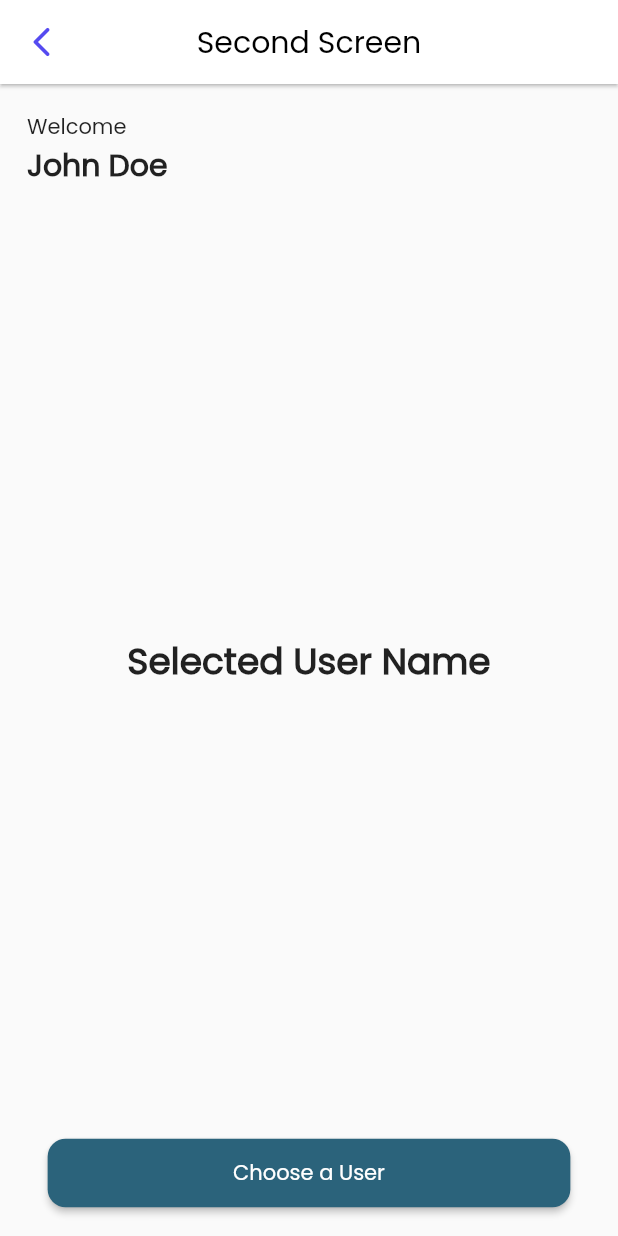
After one commit to pandroe/testportal-suitmedia, a Flutter app: the screen it shows after launch, after a tap on "NEXT", on a phone screen of 412 x 824 dp. The commit adds this screen. Run offline on Flutter 3.47's test engine with Material 2 defaults, Android fonts, the phone set to English and light mode, and no system bars; our stand-ins replace flutter_svg.

Commit message:
membuat ui design second screen

```diff
--- a/testportal_suitmedia/lib/main.dart
+++ b/testportal_suitmedia/lib/main.dart
@@ -1,5 +1,7 @@
 import 'package:flutter/material.dart';
 import 'package:testportal_suitmedia/views/first_screen/views/first_screen.dart';
+
+import 'views/second_screen/views/second_screen.dart';
 
 void main() {
   runApp(const MyApp());
@@ -18,6 +20,10 @@ class MyApp extends StatelessWidget {
         primarySwatch: Colors.blue,
       ),
       home: const FirstScreen(),
+      routes: {
+        FirstScreen.routeName:(context) => FirstScreen(),
+        SecondScreen.routeName:(context) => SecondScreen(),
+      },
     );
   }
 }
--- a/testportal_suitmedia/lib/utils/constants.dart
+++ b/testportal_suitmedia/lib/utils/constants.dart
@@ -20,4 +20,5 @@ class Constants{
   static const int backgroundGradientColors02 = 0xFF44648F;
   static const int textStyleField = 0xFF6867775C;
   static const int button = 0xFF2B637B;
+  static const int backNavigationArrow = 0xFF554AF0;
 }
--- a/testportal_suitmedia/lib/views/first_screen/views/first_screen.dart
+++ b/testportal_suitmedia/lib/views/first_screen/views/first_screen.dart
@@ -2,10 +2,12 @@ import 'package:flutter/material.dart';
 import 'package:flutter_svg/flutter_svg.dart';
 import 'package:testportal_suitmedia/views/first_screen/widgets/check_button.dart';
 import 'package:testportal_suitmedia/views/first_screen/widgets/next_button%20copy.dart';
+import 'package:testportal_suitmedia/views/second_screen/views/second_screen.dart';
 
 import '../../../utils/constants.dart';
 
 class FirstScreen extends StatefulWidget {
+  static const String routeName = 'first-screen';
   const FirstScreen({super.key});
 
   @override
@@ -47,11 +49,14 @@ class _FirstScreenState extends State<FirstScreen> {
                     ),
                     Form(
                       child: TextFormField(
-                        style: TextStyle(color: Color(Constants.textStyleField)),
+                        style:
+                            TextStyle(color: Color(Constants.textStyleField)),
                         decoration: InputDecoration(
                             fillColor: Colors.white,
                             hintText: "Name",
-                            hintStyle: TextStyle(color: Color(Constants.textStyleField),fontSize: Constants.fontSemiRegular),
+                            hintStyle: TextStyle(
+                                color: Color(Constants.textStyleField),
+                                fontSize: Constants.fontSemiRegular),
                             filled: true,
                             contentPadding: EdgeInsets.all(12.0),
                             border: OutlineInputBorder(
@@ -62,13 +67,16 @@ class _FirstScreenState extends State<FirstScreen> {
                     SizedBox(
                       height: size.height * 0.025,
                     ),
-                     Form(
+                    Form(
                       child: TextFormField(
-                        style: TextStyle(color: Color(Constants.textStyleField)),
+                        style:
+                            TextStyle(color: Color(Constants.textStyleField)),
                         decoration: InputDecoration(
                             fillColor: Colors.white,
                             hintText: "Palindrome",
-                            hintStyle: TextStyle(color: Color(Constants.textStyleField),fontSize: Constants.fontSemiRegular),
+                            hintStyle: TextStyle(
+                                color: Color(Constants.textStyleField),
+                                fontSize: Constants.fontSemiRegular),
                             filled: true,
                             contentPadding: EdgeInsets.all(12.0),
                             border: OutlineInputBorder(
@@ -77,18 +85,21 @@ class _FirstScreenState extends State<FirstScreen> {
                                     BorderRadius.all(Radius.circular(12.0)))),
                       ),
                     ),
-                     SizedBox(
+                    SizedBox(
                       height: size.height * 0.065,
                     ),
-                    CheckButton(onPressed: () {
-
-                    }),
-                     SizedBox(
+                    CheckButton(onPressed: () {}),
+                    SizedBox(
                       height: size.height * 0.025,
                     ),
-                    NextButton(onPressed: () {
-
-                    },),
+                    NextButton(
+                      onPressed: () {
+                        Navigator.pushNamed(
+                          context,
+                          SecondScreen.routeName,
+                        );
+                      },
+                    ),
                   ],
                 ),
               ),
--- /dev/null
+++ b/testportal_suitmedia/lib/views/second_screen/views/second_screen.dart
@@ -0,0 +1,46 @@
+import 'package:flutter/material.dart';
+import 'package:testportal_suitmedia/utils/constants.dart';
+import 'package:testportal_suitmedia/views/second_screen/widgets/app_bar_widget.dart';
+import 'package:testportal_suitmedia/views/second_screen/widgets/choose_a_user_button.dart';
+
+
+class SecondScreen extends StatefulWidget {
+  static const String routeName = 'second-screen';
+  const SecondScreen({super.key});
+
+  @override
+  State<SecondScreen> createState() => _SecondScreenState();
+}
+
+class _SecondScreenState extends State<SecondScreen> {
+  @override
+  Widget build(BuildContext context) {
+    var size = MediaQuery.of(context).size;
+    return Scaffold(
+      appBar: appBarWidgetSecondScreen(context),
+      body: Padding(
+        padding: const EdgeInsets.all(18.0),
+        child: Column(
+          mainAxisAlignment: MainAxisAlignment.spaceBetween,
+          children: [
+           Column(
+            crossAxisAlignment: CrossAxisAlignment.stretch,
+            children: [
+              Text('Welcome', style: TextStyle(fontSize: Constants.fontSmall, fontWeight: FontWeight.w400),),
+              Text('John Doe', style: TextStyle(fontSize: Constants.fontSemiBig, fontWeight: FontWeight.bold),),
+            ],
+           ),
+            Column(
+            children: [
+              Text('Selected User Name', style: TextStyle(fontSize: Constants.fontExtraBig, fontWeight: FontWeight.bold),),
+            ],
+           ),
+           ChooseAUserButton(onPressed: () {
+
+           },)
+          ],
+        ),
+      ),
+    );
+  }
+}
--- /dev/null
+++ b/testportal_suitmedia/lib/views/second_screen/widgets/app_bar_widget.dart
@@ -0,0 +1,20 @@
+import 'package:flutter/material.dart';
+import 'package:testportal_suitmedia/utils/constants.dart';
+
+PreferredSizeWidget appBarWidgetSecondScreen(BuildContext context) {
+  return AppBar(
+    backgroundColor: Colors.white,
+    centerTitle: true,
+    elevation: 1,
+    leading: IconButton(
+      color: Color(Constants.backNavigationArrow),
+        onPressed: () {
+          Navigator.pop(context);
+        },
+        icon: Icon(Icons.arrow_back_ios_rounded)),
+    title: Text(
+      'Second Screen',
+      style: TextStyle(color: Colors.black, fontWeight: FontWeight.w400),
+    ),
+  );
+}
--- /dev/null
+++ b/testportal_suitmedia/lib/views/second_screen/widgets/choose_a_user_button.dart
@@ -0,0 +1,22 @@
+
+import 'package:flutter/material.dart';
+import 'package:testportal_suitmedia/utils/constants.dart';
+
+class ChooseAUserButton extends StatelessWidget {
+  const ChooseAUserButton({super.key, required this.onPressed});
+
+final VoidCallback onPressed;
+
+  @override
+  Widget build(BuildContext context) {
+    var size = MediaQuery.of(context).size;
+    return ElevatedButton(
+      style: ElevatedButton.styleFrom(
+        backgroundColor: Color(Constants.button),
+        padding: EdgeInsets.symmetric(horizontal: size.height * 0.150, vertical: size.width * 0.030),
+        shape: RoundedRectangleBorder(borderRadius: BorderRadius.circular(12.0)),),
+      onPressed: onPressed,
+      child: Text('Choose a User',),
+    );
+  }
+}
--- a/testportal_suitmedia/pubspec.yaml
+++ b/testportal_suitmedia/pubspec.yaml
@@ -58,7 +58,7 @@ flutter:
   assets:
     - assets/fonts/
     - assets/icons/
-    - assets/images/
+    # - assets/images/
   # An image asset can refer to one or more resolution-specific "variants", see
   # https://flutter.dev/assets-and-images/#resolution-aware
   # For details regarding adding assets from package dependencies, see
```
